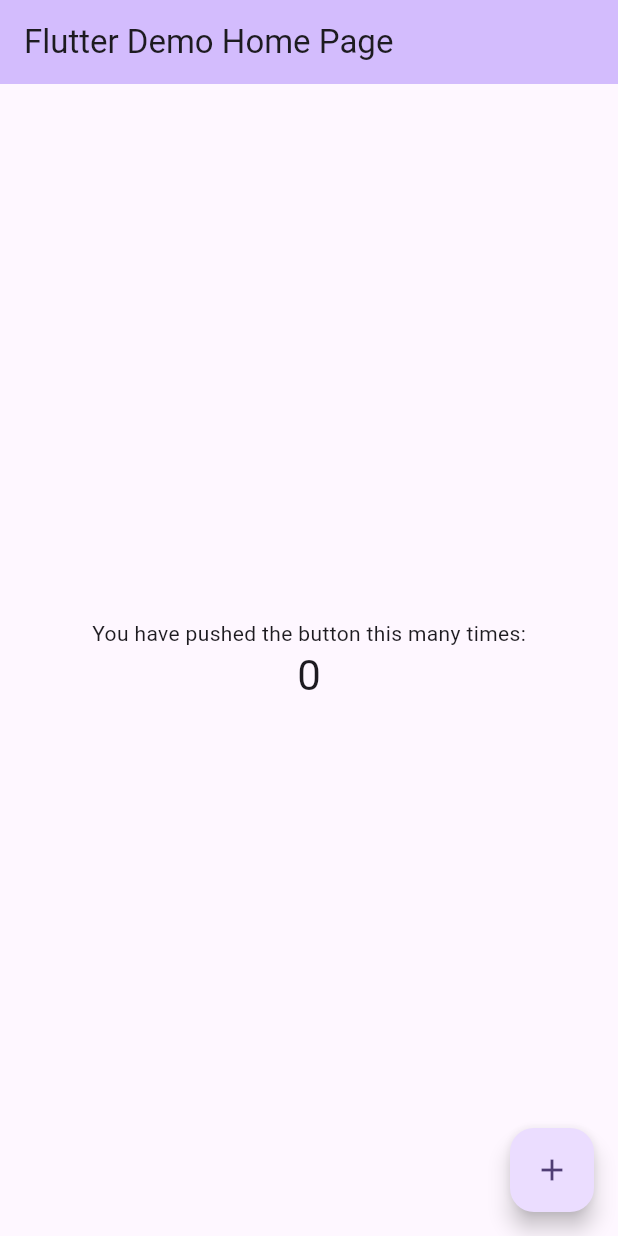
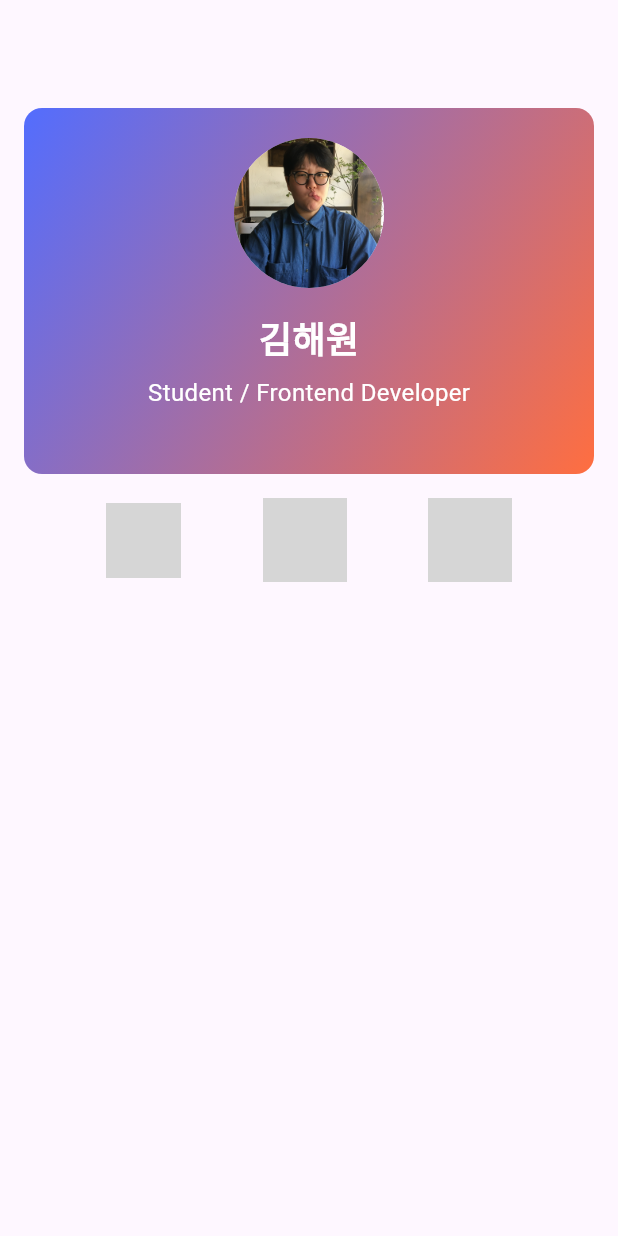
Before and after one commit to haewonwon/flutter_study, a Flutter app: the screen it shows after launch, on a phone screen of 412 x 824 dp. Run offline on Flutter 3.47's test engine with Material 3 defaults, Android fonts, the light colour scheme and no system bars; network calls fail; grey boxes are pictures that could not be loaded.

Commit message:
Add & Feat: 플러터 스터디 1주차 & 프로필 UI 구현

```diff
--- a/lib/main.dart
+++ b/lib/main.dart
@@ -1,122 +1,152 @@
+// lib/main.dart
+
 import 'package:flutter/material.dart';
+// 상대 경로: main.dart가 lib/ 바로 아래 있다면 이렇게
+// import 'pages/home_page.dart';
+import 'pages/second_page.dart';
 
-void main() {
-  runApp(const MyApp());
-}
+// 또는 패키지 임포트(프로젝트 이름을 pubspec.yaml의 name: 과 맞추세요)
+// import 'package:your_app_name/pages/home_page.dart';
+// import 'package:your_app_name/pages/second_page.dart';
+
+void main() => runApp(MyApp());
 
 class MyApp extends StatelessWidget {
-  const MyApp({super.key});
-
-  // This widget is the root of your application.
   @override
   Widget build(BuildContext context) {
     return MaterialApp(
-      title: 'Flutter Demo',
-      theme: ThemeData(
-        // This is the theme of your application.
-        //
-        // TRY THIS: Try running your application with "flutter run". You'll see
-        // the application has a purple toolbar. Then, without quitting the app,
-        // try changing the seedColor in the colorScheme below to Colors.green
-        // and then invoke "hot reload" (save your changes or press the "hot
-        // reload" button in a Flutter-supported IDE, or press "r" if you used
-        // the command line to start the app).
-        //
-        // Notice that the counter didn't reset back to zero; the application
-        // state is not lost during the reload. To reset the state, use hot
-        // restart instead.
-        //
-        // This works for code too, not just values: Most code changes can be
-        // tested with just a hot reload.
-        colorScheme: ColorScheme.fromSeed(seedColor: Colors.deepPurple),
-      ),
-      home: const MyHomePage(title: 'Flutter Demo Home Page'),
+      initialRoute: '/',
+
+      routes: {
+        '/': (context) => SecondPage(),
+        // '/second': (context) => SecondPage(),
+      },
     );
   }
 }
 
-class MyHomePage extends StatefulWidget {
-  const MyHomePage({super.key, required this.title});
 
-  // This widget is the home page of your application. It is stateful, meaning
-  // that it has a State object (defined below) that contains fields that affect
-  // how it looks.
 
-  // This class is the configuration for the state. It holds the values (in this
-  // case the title) provided by the parent (in this case the App widget) and
-  // used by the build method of the State. Fields in a Widget subclass are
-  // always marked "final".
+// void main() {
+//   runApp(const MyApp());
+// }
 
-  final String title;
+// class MyApp extends StatelessWidget {
+//   const MyApp({super.key});
 
-  @override
-  State<MyHomePage> createState() => _MyHomePageState();
-}
+//   // This widget is the root of your application.
+//   @override
+//   Widget build(BuildContext context) {
+//     return MaterialApp(
+//       title: 'Flutter Demo',
+//       theme: ThemeData(
+//         // This is the theme of your application.
+//         //
+//         // TRY THIS: Try running your application with "flutter run". You'll see
+//         // the application has a purple toolbar. Then, without quitting the app,
+//         // try changing the seedColor in the colorScheme below to Colors.green
+//         // and then invoke "hot reload" (save your changes or press the "hot
+//         // reload" button in a Flutter-supported IDE, or press "r" if you used
+//         // the command line to start the app).
+//         //
+//         // Notice that the counter didn't reset back to zero; the application
+//         // state is not lost during the reload. To reset the state, use hot
+//         // restart instead.
+//         //
+//         // This works for code too, not just values: Most code changes can be
+//         // tested with just a hot reload.
+//         colorScheme: ColorScheme.fromSeed(seedColor: Colors.deepPurple),
+//       ),
+//       home: const MyHomePage(title: 'Flutter Demo Home Page'),
+//     );
+//   }
+// }
 
-class _MyHomePageState extends State<MyHomePage> {
-  int _counter = 0;
+// class MyHomePage extends StatefulWidget {
+//   const MyHomePage({super.key, required this.title});
 
-  void _incrementCounter() {
-    setState(() {
-      // This call to setState tells the Flutter framework that something has
-      // changed in this State, which causes it to rerun the build method below
-      // so that the display can reflect the updated values. If we changed
-      // _counter without calling setState(), then the build method would not be
-      // called again, and so nothing would appear to happen.
-      _counter++;
-    });
-  }
+//   // This widget is the home page of your application. It is stateful, meaning
+//   // that it has a State object (defined below) that contains fields that affect
+//   // how it looks.
 
-  @override
-  Widget build(BuildContext context) {
-    // This method is rerun every time setState is called, for instance as done
-    // by the _incrementCounter method above.
-    //
-    // The Flutter framework has been optimized to make rerunning build methods
-    // fast, so that you can just rebuild anything that needs updating rather
-    // than having to individually change instances of widgets.
-    return Scaffold(
-      appBar: AppBar(
-        // TRY THIS: Try changing the color here to a specific color (to
-        // Colors.amber, perhaps?) and trigger a hot reload to see the AppBar
-        // change color while the other colors stay the same.
-        backgroundColor: Theme.of(context).colorScheme.inversePrimary,
-        // Here we take the value from the MyHomePage object that was created by
-        // the App.build method, and use it to set our appbar title.
-        title: Text(widget.title),
-      ),
-      body: Center(
-        // Center is a layout widget. It takes a single child and positions it
-        // in the middle of the parent.
-        child: Column(
-          // Column is also a layout widget. It takes a list of children and
-          // arranges them vertically. By default, it sizes itself to fit its
-          // children horizontally, and tries to be as tall as its parent.
-          //
-          // Column has various properties to control how it sizes itself and
-          // how it positions its children. Here we use mainAxisAlignment to
-          // center the children vertically; the main axis here is the vertical
-          // axis because Columns are vertical (the cross axis would be
-          // horizontal).
-          //
-          // TRY THIS: Invoke "debug painting" (choose the "Toggle Debug Paint"
-          // action in the IDE, or press "p" in the console), to see the
-          // wireframe for each widget.
-          mainAxisAlignment: MainAxisAlignment.center,
-          children: <Widget>[
-            const Text('You have pushed the button this many times:'),
-            Text(
-              '$_counter',
-              style: Theme.of(context).textTheme.headlineMedium,
-            ),
-          ],
-        ),
-      ),
-      floatingActionButton: FloatingActionButton(
-        onPressed: _incrementCounter,
-        tooltip: 'Increment',
-        child: const Icon(Icons.add),
-      ), // This trailing comma makes auto-formatting nicer for build methods.
-    );
-  }
-}
+//   // This class is the configuration for the state. It holds the values (in this
+//   // case the title) provided by the parent (in this case the App widget) and
+//   // used by the build method of the State. Fields in a Widget subclass are
+//   // always marked "final".
+
+//   final String title;
+
+//   @override
+//   State<MyHomePage> createState() => _MyHomePageState();
+// }
+
+// class _MyHomePageState extends State<MyHomePage> {
+//   int _counter = 0;
+
+//   void _incrementCounter() {
+//     setState(() {
+//       // This call to setState tells the Flutter framework that something has
+//       // changed in this State, which causes it to rerun the build method below
+//       // so that the display can reflect the updated values. If we changed
+//       // _counter without calling setState(), then the build method would not be
+//       // called again, and so nothing would appear to happen.
+//       _counter++;
+//     });
+//   }
+
+//   @override
+//   Widget build(BuildContext context) {
+//     // This method is rerun every time setState is called, for instance as done
+//     // by the _incrementCounter method above.
+//     //
+//     // The Flutter framework has been optimized to make rerunning build methods
+//     // fast, so that you can just rebuild anything that needs updating rather
+//     // than having to individually change instances of widgets.
+//     return Scaffold(
+//       appBar: AppBar(
+//         // TRY THIS: Try changing the color here to a specific color (to
+//         // Colors.amber, perhaps?) and trigger a hot reload to see the AppBar
+//         // change color while the other colors stay the same.
+//         backgroundColor: Theme.of(context).colorScheme.inversePrimary,
+//         // Here we take the value from the MyHomePage object that was created by
+//         // the App.build method, and use it to set our appbar title.
+//         title: Text('해원이의 플러터'),
+//       ),
+//       body: Center(
+//         // Center is a layout widget. It takes a single child and positions it
+//         // in the middle of the parent.
+//         child: Column(
+//           // Column is also a layout widget. It takes a list of children and
+//           // arranges them vertically. By default, it sizes itself to fit its
+//           // children horizontally, and tries to be as tall as its parent.
+//           //
+//           // Column has various properties to control how it sizes itself and
+//           // how it positions its children. Here we use mainAxisAlignment to
+//           // center the children vertically; the main axis here is the vertical
+//           // axis because Columns are vertical (the cross axis would be
+//           // horizontal).
+//           //
+//           // TRY THIS: Invoke "debug painting" (choose the "Toggle Debug Paint"
+//           // action in the IDE, or press "p" in the console), to see the
+//           // wireframe for each widget.
+//           mainAxisAlignment: MainAxisAlignment.center,
+//           children: <Widget>[
+//             const Text('ㅎㅇ'),
+//             Text(
+//               '$_counter',
+//               style: Theme.of(context).textTheme.headlineMedium,
+//             ),
+//             Image.network(
+//               'https://lh3.googleusercontent.com/gps-cs-s/AC9h4nqHguoBoxuAHDk8jWzhLvusVeu6GCPubW2w1UY35x1DCQ8SaUZVTz02_QrnJRKYBcybQiX1B2Amhqe0zNWfNUWALkhj7nlPtUrRT7bgYuT2fAnxkUitA_soNdVkBfVo1L1NzcY=w520-h350-n-k-no',
+//             ),
+//           ],
+//         ),
+//       ),
+//       floatingActionButton: FloatingActionButton(
+//         onPressed: _incrementCounter,
+//         tooltip: 'Increment',
+//         child: const Icon(Icons.add),
+//       ), // This trailing comma makes auto-formatting nicer for build methods.
+//     );
+//   }
+// }
--- /dev/null
+++ b/lib/pages/second_page.dart
@@ -0,0 +1,113 @@
+import 'package:flutter/material.dart';
+import 'package:url_launcher/url_launcher.dart';
+
+Future<void> _launchURL(String url) async {
+  final uri = Uri.parse(url);
+  if (!await launchUrl(uri, mode: LaunchMode.externalApplication)) {
+    throw 'Could not launch $url';
+  }
+}
+
+class SecondPage extends StatelessWidget {
+  @override
+  Widget build(BuildContext context) {
+    return Scaffold(
+      // appBar
+      appBar: AppBar(),
+      // body
+      body: SingleChildScrollView(
+        padding: const EdgeInsets.all(16.0),
+        child: Column(
+          crossAxisAlignment: CrossAxisAlignment.start,
+          children: [
+            Container(
+              width: double.infinity,
+              padding: const EdgeInsets.all(20),
+              decoration: BoxDecoration(
+                gradient: const LinearGradient(
+                  colors: [Colors.indigoAccent, Colors.deepOrangeAccent],
+                  begin: Alignment.topLeft,
+                  end: Alignment.bottomRight,
+                ),
+                borderRadius: BorderRadius.circular(12),
+              ),
+              child: Column(
+                children: [
+                  SizedBox(
+                    width: 100,
+                    height: 100,
+                    child: CircleAvatar(
+                      radius: 40,
+                      backgroundImage: AssetImage('assets/profile.JPG'),
+                    ),
+                  ),
+                  const SizedBox(height: 16),
+                  const Column(
+                    children: [
+                      Text(
+                        '김해원',
+                        style: TextStyle(
+                          fontSize: 24,
+                          color: Colors.white,
+                          fontWeight: FontWeight.bold,
+                        ),
+                      ),
+                      SizedBox(height: 8),
+                      Text(
+                        'Student / Frontend Developer',
+                        style: TextStyle(fontSize: 16, color: Colors.white),
+                      ),
+                      Text(
+                        '',
+                        style: TextStyle(fontSize: 16, color: Colors.white),
+                        textAlign: TextAlign.center,
+                      ),
+                    ],
+                  ),
+                ],
+              ),
+            ),
+            const SizedBox(height: 16),
+            Row(
+              mainAxisAlignment: MainAxisAlignment.spaceEvenly,
+              children: [
+                GestureDetector(
+                  onTap: () => _launchURL('https://github.com/haewonwon'),
+                  child: CircleAvatar(
+                    radius: 25,
+                    backgroundImage: NetworkImage(
+                      'https://cdn-icons-png.flaticon.com/512/25/25231.png',
+                    ),
+                    backgroundColor: Colors.transparent,
+                  ),
+                ),
+
+                GestureDetector(
+                  onTap: () => _launchURL('https://www.instagram.com/cee5d5/'),
+                  child: CircleAvatar(
+                    radius: 28,
+                    backgroundImage: NetworkImage(
+                      'https://upload.wikimedia.org/wikipedia/commons/thumb/9/95/Instagram_logo_2022.svg/960px-Instagram_logo_2022.svg.png',
+                    ),
+                    backgroundColor: Colors.transparent,
+                  ),
+                ),
+
+                GestureDetector(
+                  onTap: () => _launchURL('https://velog.io/@haewonwon/posts'),
+                  child: CircleAvatar(
+                    radius: 28,
+                    backgroundImage: NetworkImage(
+                      'https://pbs.twimg.com/profile_images/1228368893321736193/Ov0og7E8_400x400.jpg',
+                    ),
+                    backgroundColor: Colors.transparent,
+                  ),
+                ),
+              ],
+            ),
+          ],
+        ),
+      ),
+    );
+  }
+}
```
Also changed, not shown: lib/pages/home_page.dart (added, +300 -0 lines), pubspec.yaml (+6 -5 lines), assets/profile.JPG (added), pubspec.lock, 14 other files.
